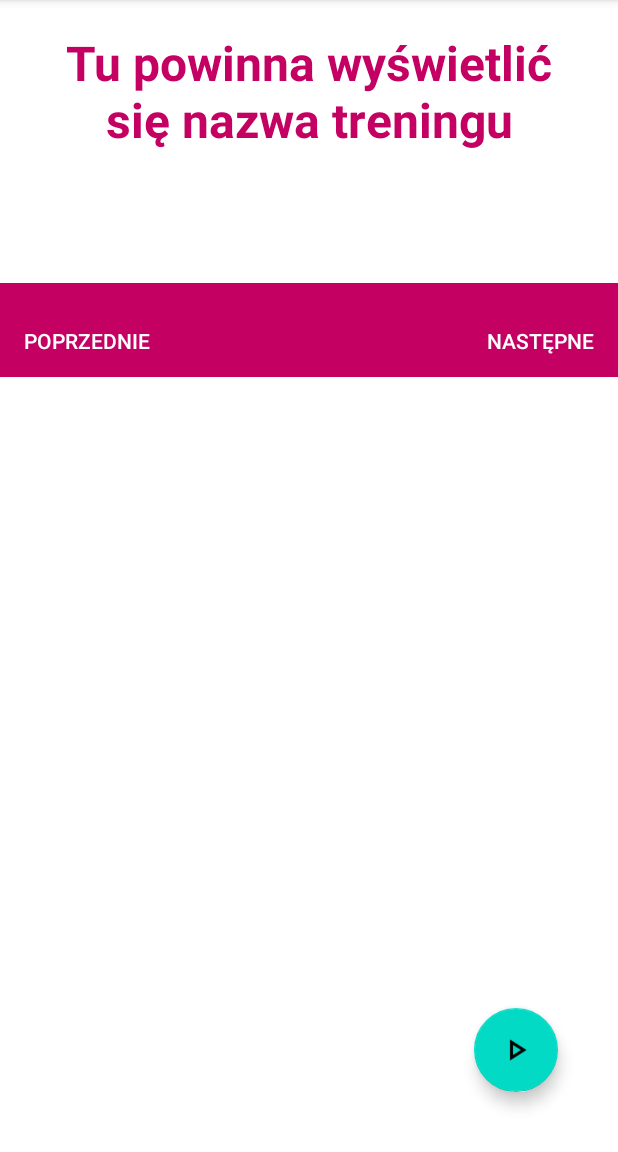
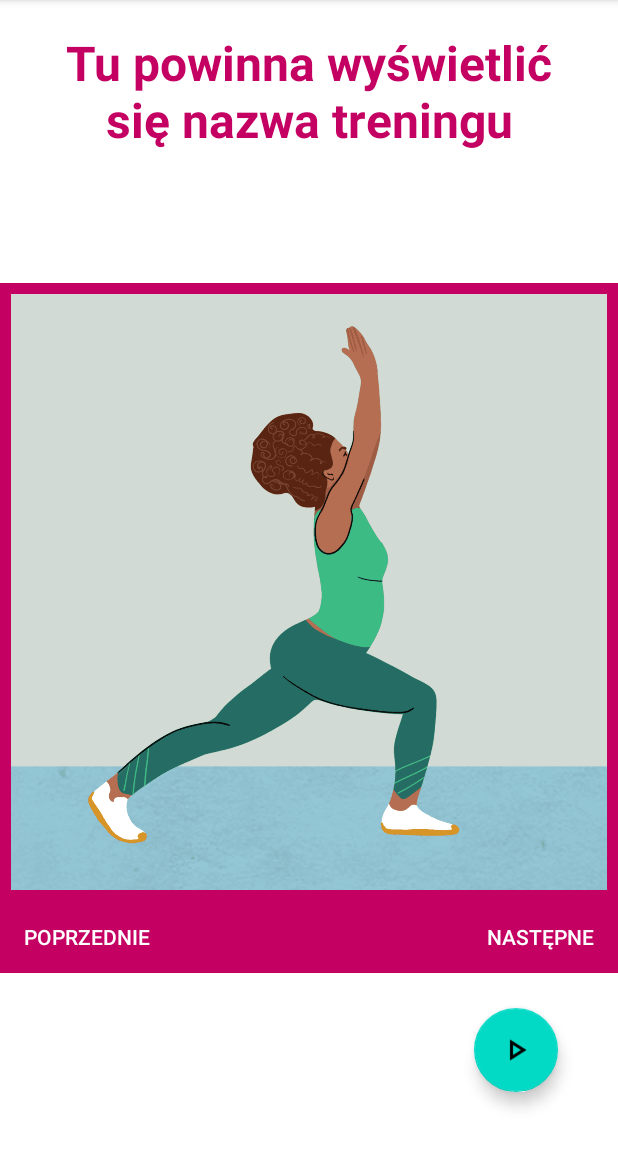
Before and after one commit to buchwaldagata/StretchYOURBody, an Android app: the TrainingStartActivity screen opened directly, with no data from a screen before it, on a phone screen of 412 x 824 dp, the part 84-1236 px from its top. Run offline under Robolectric (Android 15) with nearby library versions, the phone set to English and light mode, and no system bars; 4 statements that could not run were skipped.

Commit message:
Dodanie poprzednie / nastepne

```diff
--- /dev/null
+++ b/app/src/main/java/com/example/stretchyourbody/Images.kt
@@ -0,0 +1,9 @@
+package com.example.stretchyourbody
+
+class Images {
+    companion object {
+        val images = listOf<Int>(
+            R.drawable.ex1, R.drawable.ex2, R.drawable.ex3
+        )
+    }
+}
--- a/app/src/main/java/com/example/stretchyourbody/TrainingStartActivity.kt
+++ b/app/src/main/java/com/example/stretchyourbody/TrainingStartActivity.kt
@@ -44,13 +44,13 @@ class TrainingStartActivity : AppCompatActivity() {
         setImage(currentPosition)
 
         nextButton.setOnClickListener {
-            currentPosition = (currentPosition + 1) % exercises.size
+            currentPosition = (currentPosition + 1) % Images.images.size
             setImage(currentPosition)
         }
 
         previousButton.setOnClickListener {
             currentPosition = if (currentPosition == 0) {
-                exercises.size - 1
+                Images.images.size - 1
             } else {
                 currentPosition - 1
             }
@@ -68,8 +68,8 @@ class TrainingStartActivity : AppCompatActivity() {
     }
 
     private fun setImage(position: Int) {
-        if (exercises.size > 0) {
-            imageView.setImageResource(R.drawable.ex1)
+        if (Images.images.size > 0) {
+            imageView.setImageResource(Images.images.get(position))
         }
     }
 
```
